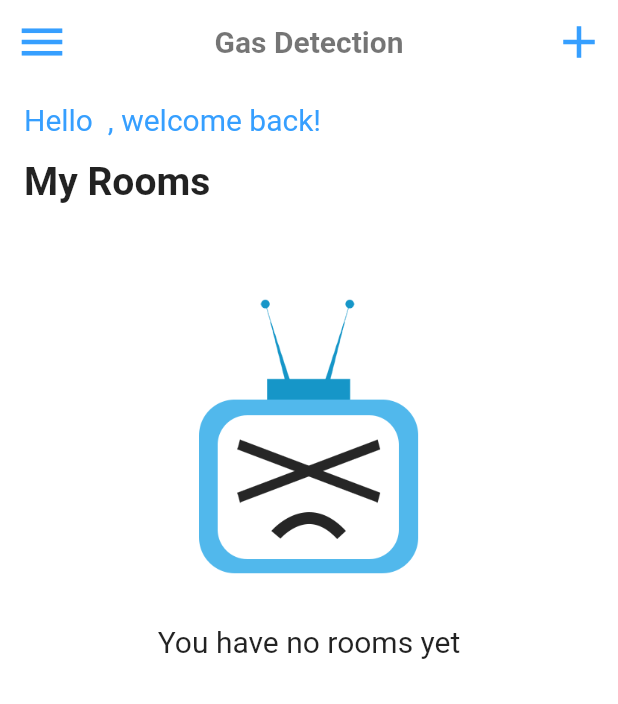
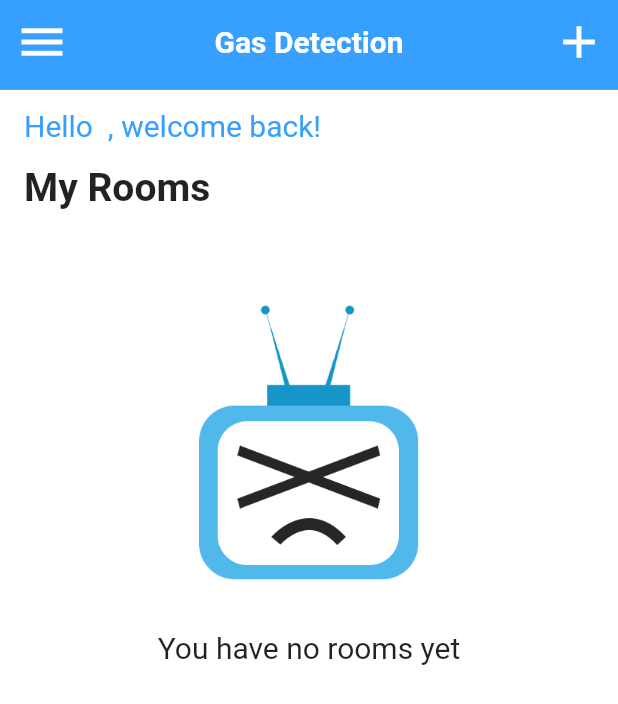
Before and after one commit to nguyenquanghungktmt/Graduation.GasDetectionRobotSystem, a Flutter app: the MainScreen screen opened directly, on a phone screen of 412 x 824 dp. Shown: the top 704 px of the screen. Run offline on Flutter 3.47's test engine with Material 2 defaults, Android fonts, the phone set to English and light mode, and no system bars; our stand-ins replace fluttertoast, get, image_picker, shared_preferences, sqflite, vibration; missing offline and left inert: flutter_barcode_scanner, ternav_icons; accounts and stored records are empty; network calls fail.

Commit message:
update: UI app bar in main screen

```diff
--- a/gas_detek/lib/screens/main_screen.dart
+++ b/gas_detek/lib/screens/main_screen.dart
@@ -207,12 +207,28 @@ class _MainScreenState extends State<MainScreen> {
         title: const Text(
           "Gas Detection",
           textAlign: TextAlign.center,
-          style: TextStyle(color: Colors.black54, fontWeight: FontWeight.bold),
+          style: TextStyle(color: Colors.white, fontWeight: FontWeight.bold),
         ),
         centerTitle: true,
         elevation: 0,
-        backgroundColor: Colors.transparent,
-        iconTheme: const IconThemeData(color: kDarkBlue, size: 36),
+        backgroundColor: kDarkBlue,
+        iconTheme: const IconThemeData(color: Colors.white, size: 36),
+        // flexibleSpace:Container(
+        //   decoration: BoxDecoration(
+        //       gradient: LinearGradient(
+        //           begin: Alignment.topLeft,
+        //           end: Alignment.bottomRight,
+        //           colors: <Color>[Theme.of(context).primaryColor, Theme.of(context).canvasColor,]
+        //       )
+        //   ),
+        // ),
+        bottom: PreferredSize(
+          preferredSize: const Size.fromHeight(4.0),
+          child: Container(
+              color: Colors.grey.shade500,
+              height: 0.5,
+          ),
+        ),
         actions: [
           IconButton(
             onPressed: () {
@@ -221,11 +237,20 @@ class _MainScreenState extends State<MainScreen> {
             icon: const Icon(
               Icons.add,
               size: 36,
-              color: kDarkBlue,
+              color: Colors.white,
             ),
           ),
         ],
       ),
+      // floatingActionButton: FloatingActionButton(
+      //   onPressed: () => {},
+      //   backgroundColor: Colors.blue.shade400,
+      //   child: const Icon(
+      //     Icons.add_rounded,
+      //     color: Colors.white,
+      //     size: 40.0,
+      //   )
+      // ),
       drawer: const SideMenu(),
       body: RefreshIndicator(
         strokeWidth: 2,
```
